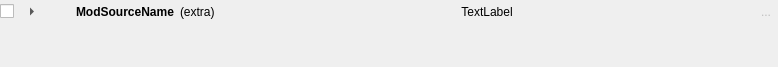
Old version of the form ui/a2widget/a2module_source.ui in the repository ewerybody/a2.
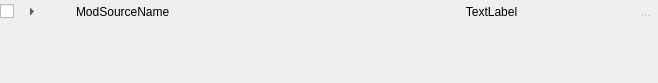
New version of the form.

Commit message: some nicer module display #225

What changed in the file:
```diff
--- a/ui/a2widget/a2module_source.ui
+++ b/ui/a2widget/a2module_source.ui
@@ -6,8 +6,8 @@
    <rect>
     <x>0</x>
     <y>0</y>
-    <width>778</width>
-    <height>67</height>
+    <width>658</width>
+    <height>83</height>
    </rect>
   </property>
   <layout class="QVBoxLayout" name="modsource_layout">
@@ -47,17 +47,8 @@
      </item>
      <item>
       <widget class="QWidget" name="label_widget" native="true">
-       <layout class="QHBoxLayout" name="labels_layout" stretch="0,0,0,1">
-        <property name="leftMargin">
-         <number>0</number>
-        </property>
-        <property name="topMargin">
-         <number>0</number>
-        </property>
-        <property name="rightMargin">
-         <number>0</number>
-        </property>
-        <property name="bottomMargin">
+       <layout class="QHBoxLayout" name="horizontalLayout_2">
+        <property name="margin">
          <number>0</number>
         </property>
         <item>
@@ -68,6 +59,12 @@
             <height>20</height>
            </size>
           </property>
+          <property name="maximumSize">
+           <size>
+            <width>20</width>
+            <height>20</height>
+           </size>
+          </property>
           <property name="text">
            <string notr="true"/>
           </property>
@@ -83,8 +80,8 @@
           </property>
           <property name="font">
            <font>
-            <weight>75</weight>
-            <bold>true</bold>
+            <weight>50</weight>
+            <bold>false</bold>
            </font>
           </property>
           <property name="text">
@@ -92,19 +89,6 @@
           </property>
          </widget>
         </item>
-        <item>
-         <widget class="QLabel" name="extra_label">
-          <property name="minimumSize">
-           <size>
-            <width>40</width>
-            <height>0</height>
-           </size>
-          </property>
-          <property name="text">
-           <string notr="true">(extra)</string>
-          </property>
-         </widget>
-        </item>
         <item>
          <widget class="QLabel" name="mod_count">
           <property name="text">
```
Left out of the diff: 11 changed lines with no effect on the pictures. The commit also changes 9 other files.
